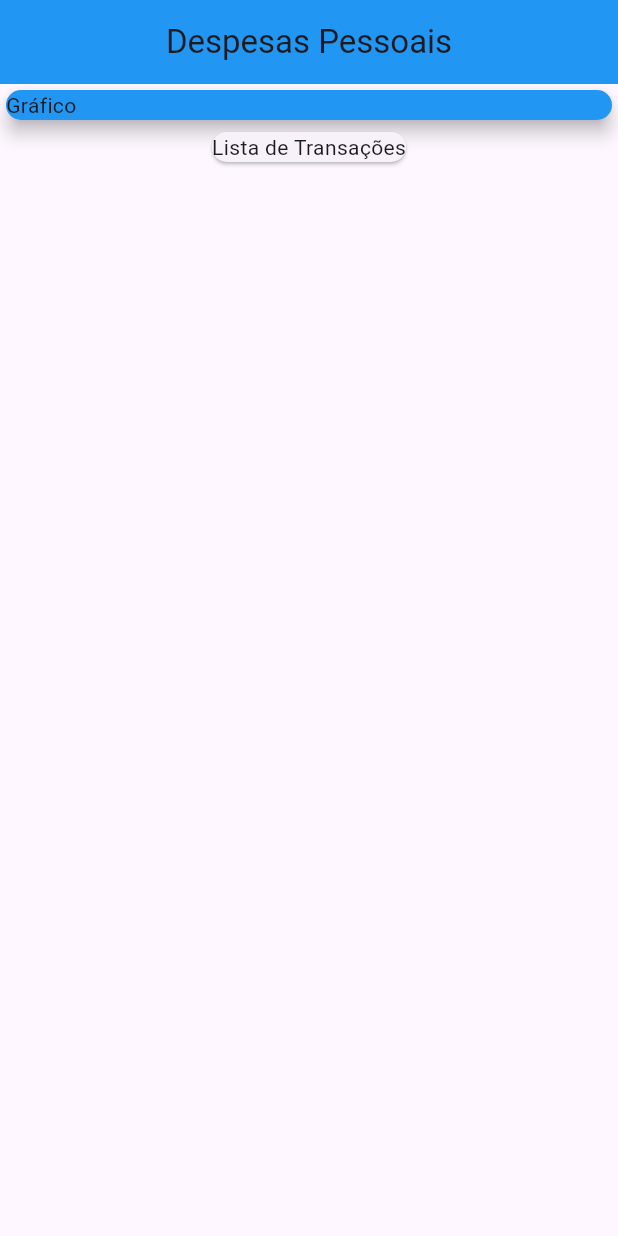
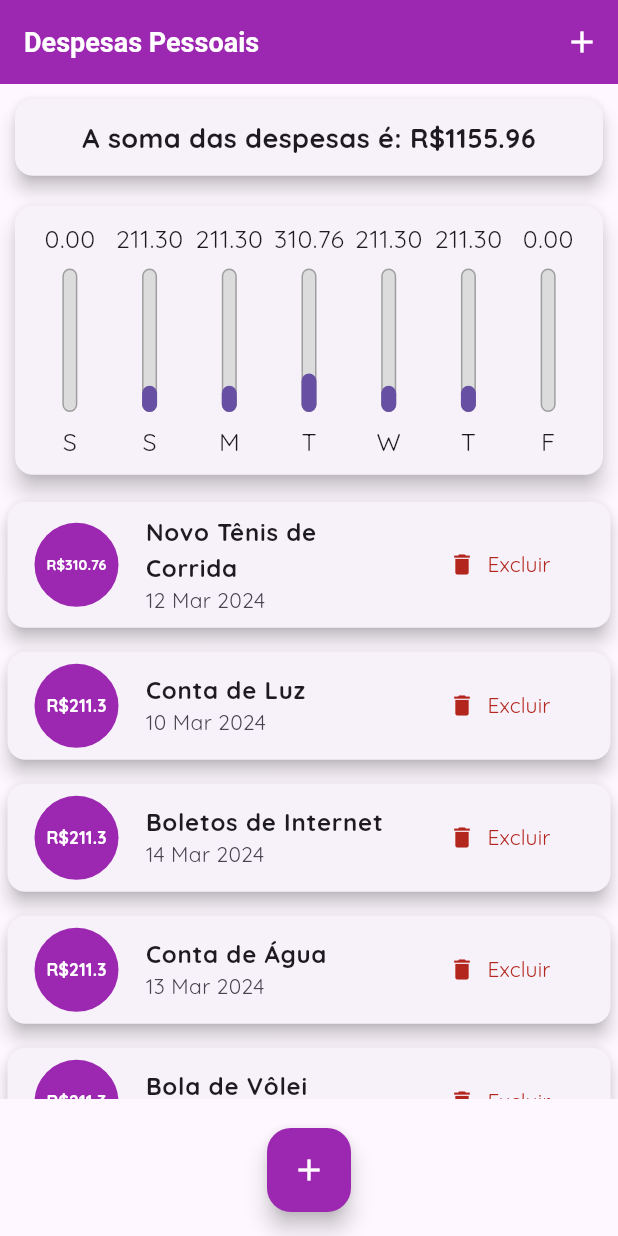
Before and after one commit to Pedro200231/Despesas-Pessoais, a Flutter app: the screen it shows after launch, on a phone screen of 412 x 824 dp. Run offline on Flutter 3.47's test engine with Material 3 defaults, Android fonts, the phone set to English and light mode, and no system bars.

Commit message:
Finished Project

```diff
--- /dev/null
+++ b/expenses/lib/components/chart.dart
@@ -0,0 +1,70 @@
+// ignore_for_file: prefer_const_literals_to_create_immutables, use_key_in_widget_constructors, prefer_const_constructors, avoid_unnecessary_containers
+
+import 'package:flutter/material.dart';
+import 'package:intl/intl.dart';
+
+import '../models/transaction.dart';
+import 'chart_bar.dart';
+
+class Chart extends StatelessWidget {
+  final List<Transaction> recentTransactions;
+
+  const Chart(this.recentTransactions);
+
+  List<Map<String, Object>> get groupedTransactions {
+    return List.generate(7, (index) {
+      final weekDay = DateTime.now().subtract(
+        Duration(days: index),
+      );
+
+      double totalSum = 0.0;
+
+      for (var i = 0; i < recentTransactions.length; i++) {
+        bool sameDay = recentTransactions[i].date.day == weekDay.day;
+        bool sameMonth = recentTransactions[i].date.month == weekDay.month;
+        bool sameYear = recentTransactions[i].date.year == weekDay.year;
+
+        if (sameDay && sameMonth && sameYear) {
+          totalSum += recentTransactions[i].amount;
+        }
+      }
+
+      return {
+        'day': DateFormat.E().format(weekDay)[0],
+        'value': totalSum,
+      };
+    }).reversed.toList();
+  }
+
+  double get _weekTotalValue {
+    return groupedTransactions.fold(0.0, (sum, tr) {
+      return sum + (tr['value'] as double);
+    });
+  }
+
+  @override
+  Widget build(BuildContext context) {
+    return Card(
+      elevation: 6,
+      margin: EdgeInsets.all(10),
+      child: Padding(
+        padding: const EdgeInsets.all(10),
+        child: Row(
+          mainAxisAlignment: MainAxisAlignment.spaceAround,
+          children: groupedTransactions.map((tr) {
+            return Flexible(
+              fit: FlexFit.tight,
+              child: ChartBar(
+                label: tr['day'] as String,
+                value: tr['value'] as double,
+                percentage: _weekTotalValue == 0
+                    ? 0
+                    : (tr['value'] as double) / _weekTotalValue,
+              ),
+            );
+          }).toList(),
+        ),
+      ),
+    );
+  }
+}
--- /dev/null
+++ b/expenses/lib/components/chart_bar.dart
@@ -0,0 +1,55 @@
+// ignore_for_file: use_key_in_widget_constructors, unnecessary_string_interpolations, prefer_const_constructors, sized_box_for_whitespace, avoid_unnecessary_containers
+
+import 'package:flutter/material.dart';
+
+class ChartBar extends StatelessWidget {
+  final String label;
+  final double value;
+  final double percentage;
+
+  const ChartBar(
+      {required this.label, required this.value, required this.percentage});
+
+  @override
+  Widget build(BuildContext context) {
+    return LayoutBuilder(
+      builder: (ctx, constraints) {
+        return Column(
+          children: [
+            Container(
+                height: constraints.maxHeight * 0.15,
+                child: FittedBox(child: Text('${value.toStringAsFixed(2)}'))),
+            SizedBox(height: constraints.maxHeight * 0.05),
+            Container(
+              height: constraints.maxHeight * 0.6,
+              width: 10,
+              child: Stack(
+                alignment: Alignment.bottomCenter,
+                children: [
+                  Container(
+                    decoration: BoxDecoration(
+                        border: Border.all(color: Colors.grey, width: 1.0),
+                        color: Color.fromRGBO(220, 220, 220, 1),
+                        borderRadius: BorderRadius.circular(5)),
+                  ),
+                  FractionallySizedBox(
+                    heightFactor: percentage,
+                    child: Container(
+                      decoration: BoxDecoration(
+                          color: Theme.of(context).primaryColor,
+                          borderRadius: BorderRadius.circular(5)),
+                    ),
+                  )
+                ],
+              ),
+            ),
+            SizedBox(height: constraints.maxHeight * 0.05),
+            Container(
+                height: constraints.maxHeight * 0.15,
+                child: FittedBox(child: Text(label))),
+          ],
+        );
+      },
+    );
+  }
+}
--- /dev/null
+++ b/expenses/lib/components/transaction_list.dart
@@ -0,0 +1,96 @@
+// ignore_for_file: prefer_const_constructors, use_key_in_widget_constructors, prefer_const_constructors_in_immutables, avoid_unnecessary_containers, sized_box_for_whitespace
+
+import 'package:flutter/material.dart';
+import 'package:intl/intl.dart';
+
+import '../models/transaction.dart';
+
+class TransactionList extends StatelessWidget {
+  final List<Transaction> transactions;
+  final void Function(String) onRemove;
+
+  TransactionList(this.transactions, this.onRemove);
+
+  @override
+  Widget build(BuildContext context) {
+    return transactions.isEmpty
+        ? LayoutBuilder(
+          builder: (ctx, constraints) {
+            return Column(
+              children: <Widget>[
+                Text(
+                  'Nenhuma Transação Cadastrada!',
+                  style: TextStyle(
+                    fontSize: 20,
+                    fontWeight: FontWeight.bold,
+                  ),
+                ),
+                SizedBox(
+                  height: 20,
+                ),
+                Container(
+                  height: constraints.maxHeight * 0.6,
+                  child: Image.asset(
+                    'assets/images/waiting.png',
+                    fit: BoxFit.cover,
+                  ),
+                ),
+              ],
+            );
+          })
+        : ListView.builder(
+            itemCount: transactions.length,
+            itemBuilder: (context, index) {
+              final tr = transactions[index];
+              return Card(
+                elevation: 5,
+                margin: EdgeInsets.symmetric(
+                  vertical: 8,
+                  horizontal: 5,
+                ),
+                child: ListTile(
+                    leading: CircleAvatar(
+                      backgroundColor: Colors.purple,
+                      radius: 30,
+                      child: Padding(
+                        padding: const EdgeInsets.all(10),
+                        child: FittedBox(
+                          child: Text('R\$${tr.amount}',
+                              style: TextStyle(
+                                  color: Colors.white,
+                                  fontWeight: FontWeight.bold)),
+                        ),
+                      ),
+                    ),
+                    title: Text(
+                      tr.title,
+                      style: TextStyle(
+                        fontSize: 16,
+                        fontWeight: FontWeight.bold,
+                      ),
+                    ),
+                    subtitle: Text(
+                      DateFormat('d MMM y').format(tr.date),
+                    ),
+                    trailing: MediaQuery.of(context).size.width > 400 ?
+                    TextButton.icon(
+                      onPressed: () => onRemove(tr.id),
+                      icon: Icon(Icons.delete),
+                      label: Text('Excluir'),
+                      style: TextButton.styleFrom(
+                        foregroundColor: Theme.of(context).colorScheme.error,
+                      ),
+                    )
+
+                    : IconButton(
+                      icon: Icon(Icons.delete),
+                      color: Theme.of(context).colorScheme.error,
+                      onPressed: () {
+                        onRemove(tr.id);
+                      },
+                    )),
+              );
+            },
+          );
+  }
+}
--- a/expenses/lib/main.dart
+++ b/expenses/lib/main.dart
@@ -1,46 +1,204 @@
-// ignore_for_file: use_key_in_widget_constructors, prefer_const_constructors, sized_box_for_whitespace, sort_child_properties_last
+// ignore_for_file: use_key_in_widget_constructors, prefer_const_constructors, sized_box_for_whitespace, sort_child_properties_last, must_be_immutable, avoid_print, prefer_const_literals_to_create_immutables, deprecated_member_use, no_leading_underscores_for_local_identifiers
 
+import 'dart:io';
+
+import 'package:flutter/foundation.dart';
 import 'package:flutter/material.dart';
-
+import 'dart:math';
+import 'components/chart.dart';
+import 'models/transaction.dart';
+import 'components/transaction_form.dart';
+import 'components/transaction_list.dart';
 
 void main() {
   runApp(ExpensesApp());
 }
 
 class ExpensesApp extends StatelessWidget {
-
   @override
   Widget build(BuildContext context) {
     return MaterialApp(
+      debugShowCheckedModeBanner: false,
+      theme: ThemeData(
+          fontFamily: 'Quicksand',
+          appBarTheme: AppBarTheme(
+              titleTextStyle:
+                  TextStyle(fontWeight: FontWeight.bold, fontSize: 20))),
       home: MyHomePage(),
     );
   }
 }
 
-class MyHomePage extends StatelessWidget {
+class MyHomePage extends StatefulWidget {
+  @override
+  State<MyHomePage> createState() => _MyHomePageState();
+}
+
+class _MyHomePageState extends State<MyHomePage> {
+  final List<Transaction> _transactions = [
+    Transaction(
+      id: 't1',
+      title: 'Novo Tênis de Corrida',
+      amount: 310.76,
+      date: DateTime.now().subtract(Duration(days: 3)),
+    ),
+    Transaction(
+      id: 't2',
+      title: 'Conta de Luz',
+      amount: 211.30,
+      date: DateTime.now().subtract(Duration(days: 5)),
+    ),
+    Transaction(
+      id: 't3',
+      title: 'Boletos de Internet',
+      amount: 211.30,
+      date: DateTime.now().subtract(Duration(days: 1)),
+    ),
+    Transaction(
+      id: 't4',
+      title: 'Conta de Água',
+      amount: 211.30,
+      date: DateTime.now().subtract(Duration(days: 2)),
+    ),
+    Transaction(
+      id: 't5',
+      title: 'Bola de Vôlei',
+      amount: 211.30,
+      date: DateTime.now().subtract(Duration(days: 4)),
+    ),
+  ];
+
+  bool _showChart = false;
+
+  _openTransactionFormModal(BuildContext context) {
+    showModalBottomSheet(
+      context: context,
+      builder: (_) {
+        return TransactionForm(_addTransaction);
+      },
+    );
+  }
+
+  double get _totalValue {
+    return _transactions.fold(0.0, (sum, tr) {
+      return sum + tr.amount;
+    });
+  }
+
+  List<Transaction> get _recentTransactions {
+    return _transactions.where((tr) {
+      return tr.date.isAfter(
+        DateTime.now().subtract(
+          Duration(days: 7),
+        ),
+      );
+    }).toList();
+  }
+
+  _addTransaction(String title, double amount, DateTime date) {
+    final newTransaction = Transaction(
+      id: Random().nextDouble().toString(),
+      title: title,
+      amount: amount,
+      date: date,
+    );
+
+    setState(() {
+      _transactions.add(newTransaction);
+    });
+
+    Navigator.of(context).pop();
+  }
+
+  _deleteTransaction(String id) {
+    setState(() {
+      _transactions.removeWhere((tr) => tr.id == id);
+    });
+  }
 
   @override
   Widget build(BuildContext context) {
+    final mediaQuery = MediaQuery.of(context);
+    bool _isLandscape = mediaQuery.orientation == Orientation.landscape;
+    final avaliableHeight = mediaQuery.size.height -
+        mediaQuery.padding.top -
+        kToolbarHeight -
+        kBottomNavigationBarHeight;
+    final appBar = AppBar(
+      backgroundColor: Colors.purple,
+      title: Text('Despesas Pessoais',
+          style: TextStyle(
+            color: Colors.white,
+            fontSize: 18 * MediaQuery.textScaleFactorOf(context),
+          )),
+      actions: <Widget>[
+        if (_isLandscape)
+          IconButton(
+            icon: Icon(_showChart ? Icons.list : Icons.show_chart),
+            color: Colors.white,
+            onPressed: () {
+              setState(() {
+                _showChart = !_showChart;
+              });
+            },
+          ),
+        IconButton(
+          icon: Icon(Icons.add),
+          color: Colors.white,
+          onPressed: () => _openTransactionFormModal(context),
+        ),
+      ],
+    );
+
     return Scaffold(
-      appBar: AppBar(
-        backgroundColor: Colors.blue,
-        title: Center(child: Text('Despesas Pessoais')),
+      appBar: appBar,
+      body: SafeArea(
+        child: SingleChildScrollView(
+          child: Column(
+            crossAxisAlignment: CrossAxisAlignment.stretch,
+            children: <Widget>[
+              SizedBox(
+                height: avaliableHeight * (_isLandscape ? 0.2 : 0.10),
+                child: Card(
+                  elevation: 5,
+                  margin: EdgeInsets.all(10),
+                  child: Row(
+                    mainAxisAlignment: MainAxisAlignment.center,
+                    children: <Widget>[
+                      Text(
+                        'A soma das despesas é: R\$${_totalValue.toStringAsFixed(2)}',
+                        style: TextStyle(
+                          fontSize: 18,
+                          fontWeight: FontWeight.bold,
+                        ),
+                      ),
+                    ],
+                  ),
+                ),
+              ),
+              if (_showChart || !_isLandscape)
+                Container(
+                  height: avaliableHeight * (_isLandscape ? 0.6 : 0.28),
+                  child: Chart(_recentTransactions),
+                ),
+              if (!_showChart || !_isLandscape)
+                Container(
+                  height: avaliableHeight * (_isLandscape ? 0.95 : 0.57),
+                  child: TransactionList(_transactions, _deleteTransaction),
+                ),
+            ],
+          ),
+        ),
       ),
-      body: Column(
-        children: <Widget>[
-          Container(
-            width: double.infinity,
-            child: Card(
-              color: Colors.blue,
-              child: Text('Gráfico'),
-              elevation: 5,
+      floatingActionButton: (! kIsWeb && Platform.isIOS)
+      ? const SizedBox()
+          : FloatingActionButton(
+              child: Icon(Icons.add),
+              backgroundColor: Colors.purple,
+              foregroundColor: Colors.white,
+              onPressed: () => _openTransactionFormModal(context),
             ),
-          ),
-          Card(
-            child: Text('Lista de Transações'),
-          )
-        ],
-      ),
+      floatingActionButtonLocation: FloatingActionButtonLocation.centerFloat,
     );
   }
 }
--- /dev/null
+++ b/expenses/lib/models/transaction.dart
@@ -0,0 +1,13 @@
+class Transaction {
+  final String id;
+  final String title;
+  final double amount;
+  final DateTime date;
+
+  Transaction({
+    required this.id,
+    required this.title,
+    required this.amount,
+    required this.date,
+  });
+}
```
Also changed, not shown: expenses/lib/components/transaction_form.dart (added, +132 -0 lines), expenses/pubspec.yaml (+10 -14 lines), expenses/assets/fonts/Quicksand-Bold.ttf (added), expenses/assets/fonts/Quicksand-Light.ttf (added), expenses/assets/fonts/Quicksand-Medium.ttf (added), expenses/assets/fonts/Quicksand-Regular.ttf (added), expenses/assets/fonts/Quicksand-SemiBold.ttf (added), expenses/assets/images/waiting.png (added), expenses/pubspec.lock.
